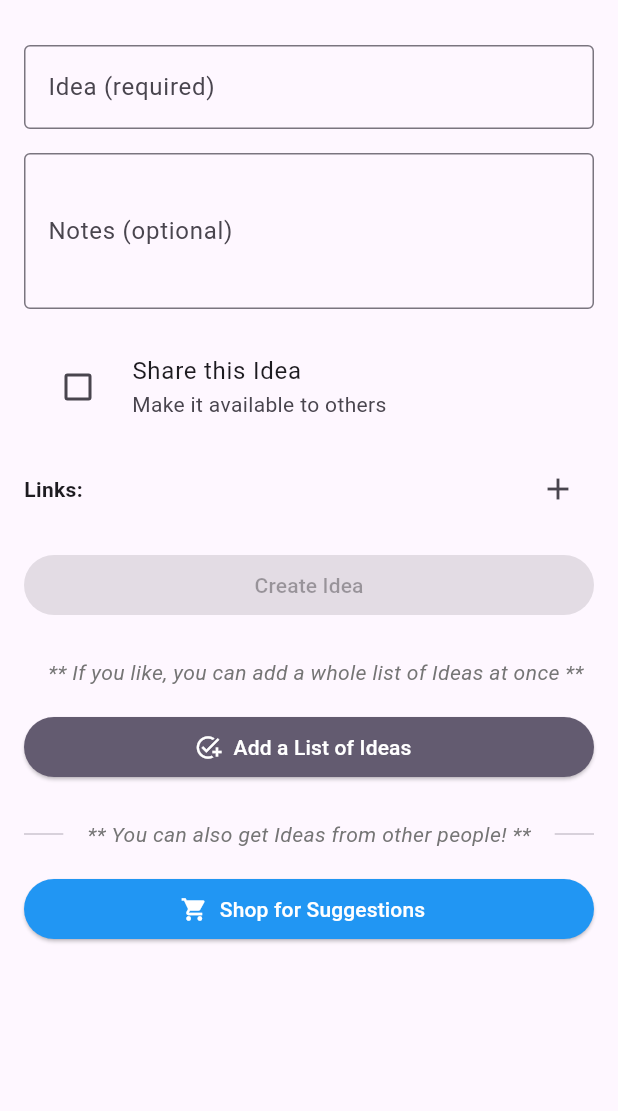
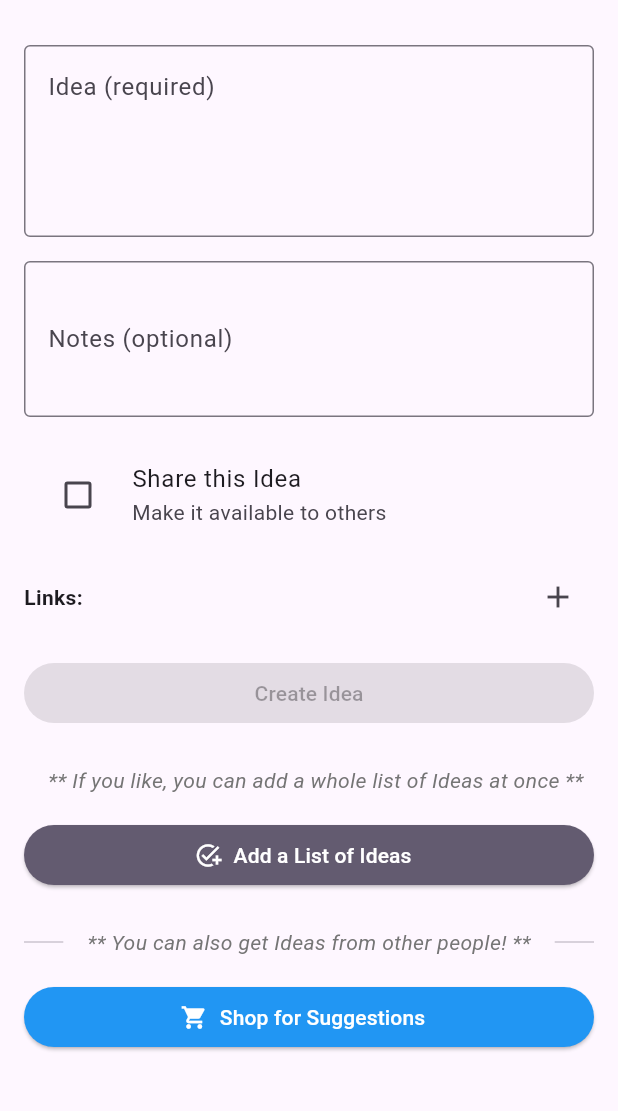
Before and after one commit to upstill/meaning_to, a Flutter app: the TaskEditScreen screen opened directly with empty values, on a phone screen of 412 x 824 dp, the part 63-1174 px from its top. Run offline on Flutter 3.47's test engine with Material 3 defaults, Android fonts, the phone set to English and light mode, and no system bars; our stand-ins replace app_links, flutter_dotenv, permission_handler, supabase_flutter; missing offline and left inert: file_selector, share_handler; accounts and stored records are empty.

Commit message:
Now showing full text of Task headlines (no ellipses) in Edit Category. Can now put linefeeds into Task headlines.

```diff
--- a/lib/task_edit_screen.dart
+++ b/lib/task_edit_screen.dart
@@ -784,9 +784,16 @@ class _TaskEditScreenState extends State<TaskEditScreen> {
                 decoration: InputDecoration(
                   labelText:
                       '${NamingUtils.tasksName(plural: false)} (required)',
-                  hintText: 'What have you been meaning to do?',
+                  hintText:
+                      'What have you been meaning to do?\n\nYou can use Enter to add line breaks for multi-line headlines.',
                   border: const OutlineInputBorder(),
+                  alignLabelWithHint: true,
                 ),
+                maxLines: null, // Allow unlimited lines
+                minLines: 1, // Start with at least 1 line
+                keyboardType: TextInputType.multiline,
+                textInputAction:
+                    TextInputAction.newline, // Enter creates new line
                 validator: (value) {
                   if (value == null || value.trim().isEmpty) {
                     return 'Please enter a ${NamingUtils.tasksName(capitalize: false, plural: false)}';
```
Also changed, not shown: lib/widgets/task_display.dart (+5 -4 lines).
